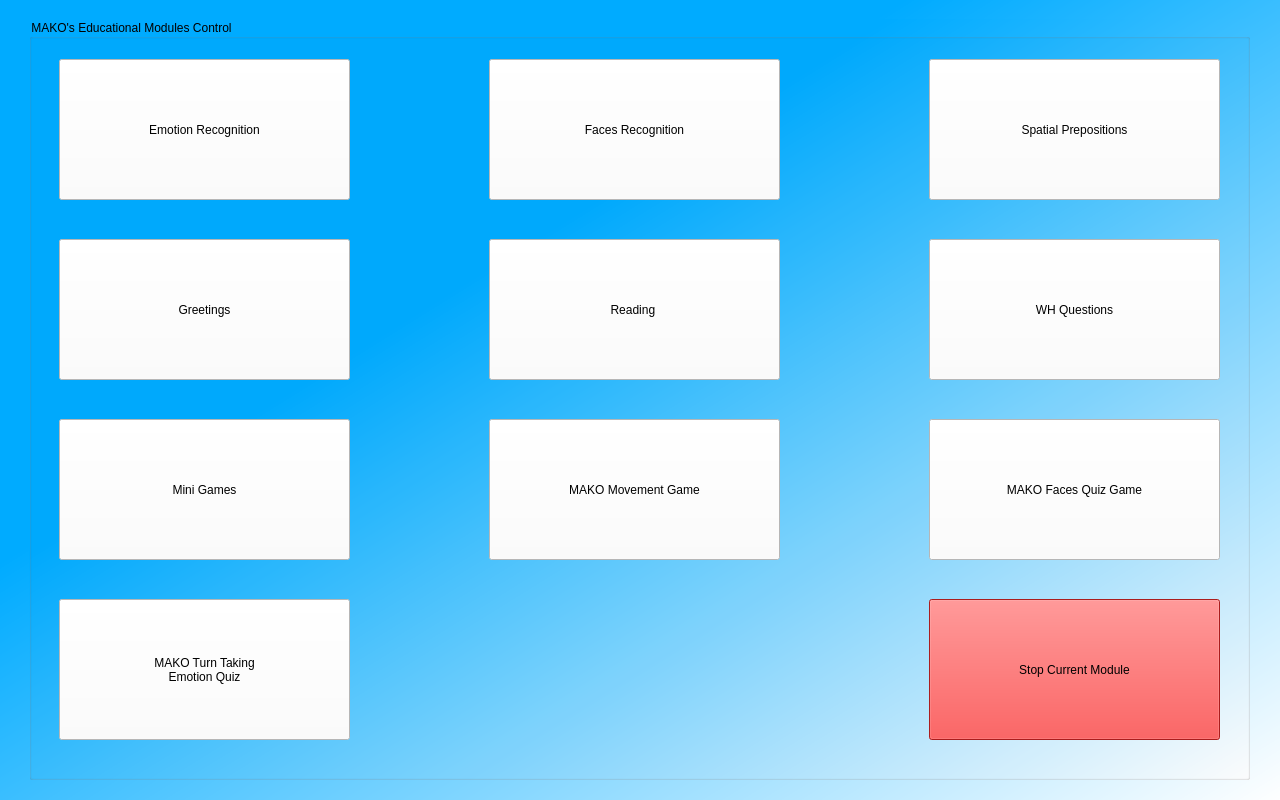
The window that GUI/MAKO_ControlPanel/Control_Panel.ui (karim-mo/mako_robot) describes before a commit, drawn with Qt 5.
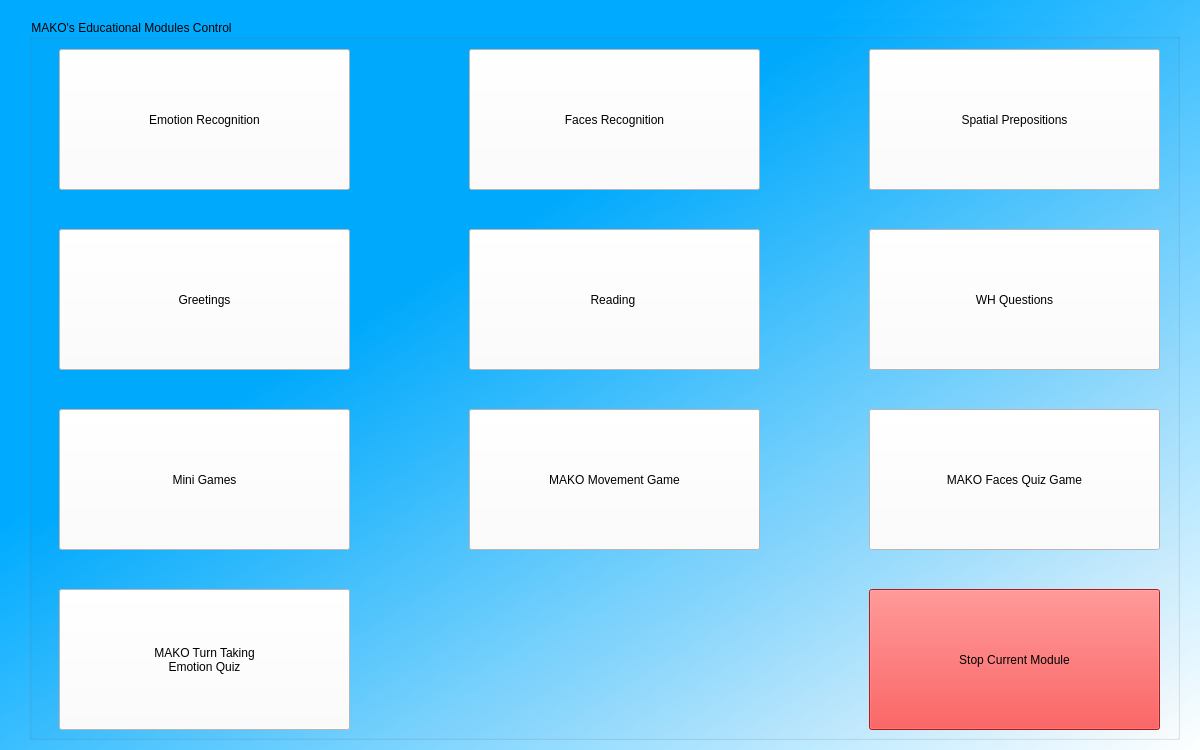
The same window after the commit.

Commit message: Fixed Control Panel GUI Bugs

Patch:
```diff
--- a/GUI/MAKO_ControlPanel/Control_Panel.ui
+++ b/GUI/MAKO_ControlPanel/Control_Panel.ui
@@ -6,20 +6,20 @@
    <rect>
     <x>0</x>
     <y>0</y>
-    <width>1280</width>
-    <height>800</height>
+    <width>1200</width>
+    <height>750</height>
    </rect>
   </property>
   <property name="minimumSize">
    <size>
-    <width>1280</width>
-    <height>800</height>
+    <width>1200</width>
+    <height>750</height>
    </size>
   </property>
   <property name="maximumSize">
    <size>
-    <width>1280</width>
-    <height>800</height>
+    <width>1200</width>
+    <height>750</height>
    </size>
   </property>
   <property name="windowTitle">
@@ -34,10 +34,22 @@
      <rect>
       <x>29</x>
       <y>19</y>
-      <width>1221</width>
-      <height>761</height>
+      <width>1151</width>
+      <height>721</height>
      </rect>
     </property>
+    <property name="minimumSize">
+     <size>
+      <width>1100</width>
+      <height>700</height>
+     </size>
+    </property>
+    <property name="maximumSize">
+     <size>
+      <width>1200</width>
+      <height>750</height>
+     </size>
+    </property>
     <property name="title">
      <string>MAKO's Educational Modules Control</string>
     </property>
@@ -45,7 +57,7 @@
      <property name="geometry">
       <rect>
        <x>30</x>
-       <y>40</y>
+       <y>30</y>
        <width>291</width>
        <height>141</height>
       </rect>
@@ -60,8 +72,8 @@
     <widget class="QPushButton" name="btnFace">
      <property name="geometry">
       <rect>
-       <x>460</x>
-       <y>40</y>
+       <x>440</x>
+       <y>30</y>
        <width>291</width>
        <height>141</height>
       </rect>
@@ -76,8 +88,8 @@
     <widget class="QPushButton" name="btnSpatial">
      <property name="geometry">
       <rect>
-       <x>900</x>
-       <y>40</y>
+       <x>840</x>
+       <y>30</y>
        <width>291</width>
        <height>141</height>
       </rect>
@@ -93,7 +105,7 @@
      <property name="geometry">
       <rect>
        <x>30</x>
-       <y>220</y>
+       <y>210</y>
        <width>291</width>
        <height>141</height>
       </rect>
@@ -108,8 +120,8 @@
     <widget class="QPushButton" name="btnRead">
      <property name="geometry">
       <rect>
-       <x>460</x>
-       <y>220</y>
+       <x>440</x>
+       <y>210</y>
        <width>291</width>
        <height>141</height>
       </rect>
@@ -124,8 +136,8 @@
     <widget class="QPushButton" name="btnLang">
      <property name="geometry">
       <rect>
-       <x>900</x>
-       <y>220</y>
+       <x>840</x>
+       <y>210</y>
        <width>291</width>
        <height>141</height>
       </rect>
@@ -141,7 +153,7 @@
      <property name="geometry">
       <rect>
        <x>30</x>
-       <y>400</y>
+       <y>390</y>
        <width>291</width>
        <height>141</height>
       </rect>
@@ -156,8 +168,8 @@
     <widget class="QPushButton" name="btnRobotCntrl">
      <property name="geometry">
       <rect>
-       <x>460</x>
-       <y>400</y>
+       <x>440</x>
+       <y>390</y>
        <width>291</width>
        <height>141</height>
       </rect>
@@ -172,8 +184,8 @@
     <widget class="QPushButton" name="btnRobotFaces">
      <property name="geometry">
       <rect>
-       <x>900</x>
-       <y>400</y>
+       <x>840</x>
+       <y>390</y>
        <width>291</width>
        <height>141</height>
       </rect>
@@ -189,7 +201,7 @@
      <property name="geometry">
       <rect>
        <x>30</x>
-       <y>580</y>
+       <y>570</y>
        <width>291</width>
        <height>141</height>
       </rect>
@@ -205,8 +217,8 @@
     <widget class="QPushButton" name="btnStop">
      <property name="geometry">
       <rect>
-       <x>900</x>
-       <y>580</y>
+       <x>840</x>
+       <y>570</y>
        <width>291</width>
        <height>141</height>
       </rect>
```
The commit also changes 1 other file.
